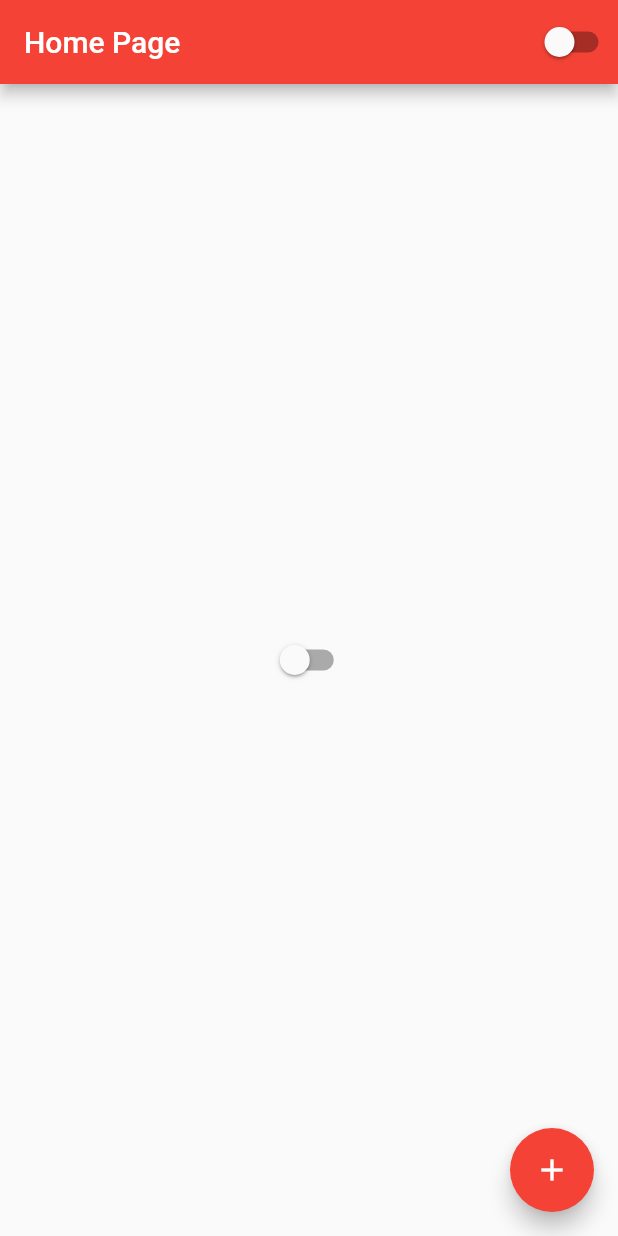
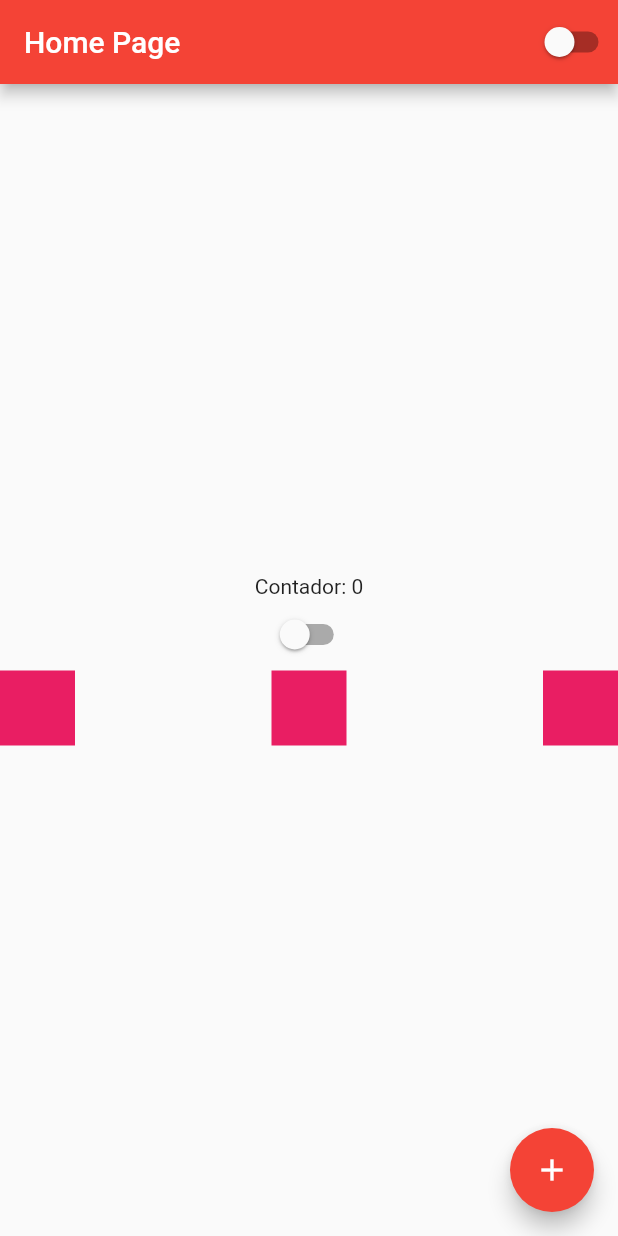
Before and after one commit to Luizgpp/Maratona-Flutter, a Flutter app: the screen it shows after launch, on a phone screen of 412 x 824 dp. Run offline on Flutter 3.47's test engine with Material 2 defaults, Android fonts, the phone set to English and light mode, and no system bars.

Commit message:
MultiRender - Column - Alinhamento

```diff
--- a/PrimeiroProjeto/HelloWorld/lib/home_page.dart
+++ b/PrimeiroProjeto/HelloWorld/lib/home_page.dart
@@ -20,8 +20,36 @@ class HomePageState extends State<HomePage> {
           CustomSwitchDarkTheme(),
         ],
       ),
-      body: Center(
-        child: CustomSwitchDarkTheme(),
+      body: Container(
+        height: double.infinity,
+        width: double.infinity,
+        child: Column(
+          mainAxisAlignment: MainAxisAlignment.center,
+          children: [
+            Text('Contador: $counter'),
+            CustomSwitchDarkTheme(),
+            Row(
+              mainAxisAlignment: MainAxisAlignment.spaceBetween,
+              children: [
+                Container(
+                  height: 50,
+                  width: 50,
+                  color: Colors.pink,
+                ),
+                Container(
+                  height: 50,
+                  width: 50,
+                  color: Colors.pink,
+                ),
+                Container(
+                  height: 50,
+                  width: 50,
+                  color: Colors.pink,
+                ),
+              ],
+            ),
+          ],
+        ),
       ),
       floatingActionButton: FloatingActionButton(
         child: Icon(Icons.add),
```
